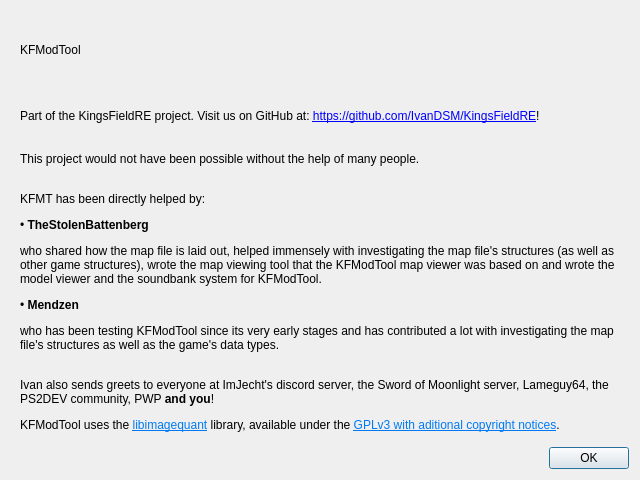
The window that Tools/KFModTool/aboutdialog.ui (IvanDSM/KingsFieldRE) describes before a commit, drawn with Qt 5.
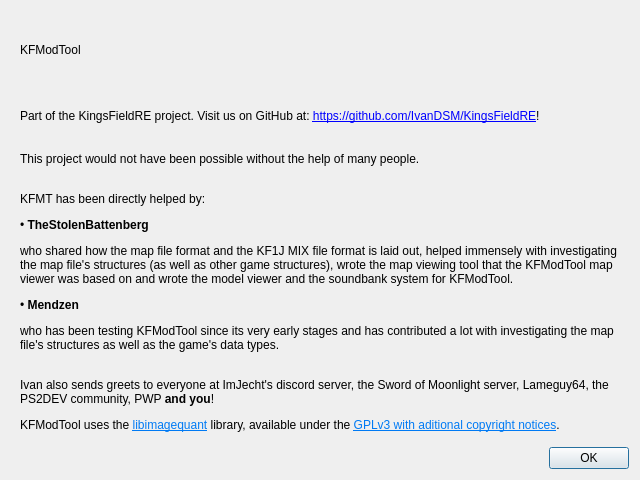
The same window after the commit.

Commit message: KFModTool: Prettify texture viwer [THIS BUILD DOES NOT SAVE CHANGES]

The edit to the form file:
```diff
--- a/Tools/KFModTool/aboutdialog.ui
+++ b/Tools/KFModTool/aboutdialog.ui
@@ -70,7 +70,7 @@
             <enum>QFrame::Sunken</enum>
            </property>
            <property name="text">
-            <string>&lt;html&gt;&lt;head/&gt;&lt;body&gt;&lt;p&gt;This project would not have been possible without the help of many people.&lt;br/&gt;&lt;/p&gt;&lt;p&gt;KFMT has been directly helped by:&lt;/p&gt;&lt;p&gt;• &lt;span style=&quot; font-weight:600;&quot;&gt;TheStolenBattenberg&lt;/span&gt;&lt;/p&gt;&lt;p&gt;who shared how the map file is laid out, helped immensely with investigating the map file's structures (as well as other game structures), wrote the map viewing tool that the KFModTool map viewer was based on and wrote the model viewer and the soundbank system for KFModTool.&lt;/p&gt;&lt;p&gt;• &lt;span style=&quot; font-weight:600;&quot;&gt;Mendzen&lt;/span&gt;&lt;/p&gt;&lt;p&gt;who has been testing KFModTool since its very early stages and has contributed a lot with investigating the map file's structures as well as the game's data types.&lt;br/&gt;&lt;/p&gt;&lt;p&gt;Ivan also sends greets to everyone at ImJecht's discord server, the Sword of Moonlight server, Lameguy64, the PS2DEV community, PWP &lt;span style=&quot; font-weight:600;&quot;&gt;and you&lt;/span&gt;!&lt;/p&gt;&lt;p&gt;KFModTool uses the &lt;a href=&quot;https://pngquant.org/lib/&quot;&gt;&lt;span style=&quot; text-decoration: underline; color:#007af4;&quot;&gt;libimagequant&lt;/span&gt;&lt;/a&gt; library, available under the &lt;a href=&quot;https://raw.githubusercontent.com/ImageOptim/libimagequant/master/COPYRIGHT&quot;&gt;&lt;span style=&quot; text-decoration: underline; color:#007af4;&quot;&gt;GPLv3 with aditional copyright notices&lt;/span&gt;&lt;/a&gt;.&lt;/p&gt;&lt;/body&gt;&lt;/html&gt;</string>
+            <string>&lt;html&gt;&lt;head/&gt;&lt;body&gt;&lt;p&gt;This project would not have been possible without the help of many people.&lt;br/&gt;&lt;/p&gt;&lt;p&gt;KFMT has been directly helped by:&lt;/p&gt;&lt;p&gt;• &lt;span style=&quot; font-weight:600;&quot;&gt;TheStolenBattenberg&lt;/span&gt;&lt;/p&gt;&lt;p&gt;who shared how the map file format and the KF1J MIX file format is laid out, helped immensely with investigating the map file's structures (as well as other game structures), wrote the map viewing tool that the KFModTool map viewer was based on and wrote the model viewer and the soundbank system for KFModTool.&lt;/p&gt;&lt;p&gt;• &lt;span style=&quot; font-weight:600;&quot;&gt;Mendzen&lt;/span&gt;&lt;/p&gt;&lt;p&gt;who has been testing KFModTool since its very early stages and has contributed a lot with investigating the map file's structures as well as the game's data types.&lt;br/&gt;&lt;/p&gt;&lt;p&gt;Ivan also sends greets to everyone at ImJecht's discord server, the Sword of Moonlight server, Lameguy64, the PS2DEV community, PWP &lt;span style=&quot; font-weight:600;&quot;&gt;and you&lt;/span&gt;!&lt;/p&gt;&lt;p&gt;KFModTool uses the &lt;a href=&quot;https://pngquant.org/lib/&quot;&gt;&lt;span style=&quot; text-decoration: underline; color:#007af4;&quot;&gt;libimagequant&lt;/span&gt;&lt;/a&gt; library, available under the &lt;a href=&quot;https://raw.githubusercontent.com/ImageOptim/libimagequant/master/COPYRIGHT&quot;&gt;&lt;span style=&quot; text-decoration: underline; color:#007af4;&quot;&gt;GPLv3 with aditional copyright notices&lt;/span&gt;&lt;/a&gt;.&lt;/p&gt;&lt;/body&gt;&lt;/html&gt;</string>
            </property>
            <property name="wordWrap">
             <bool>true</bool>
```
The commit also changes 5 other files.
